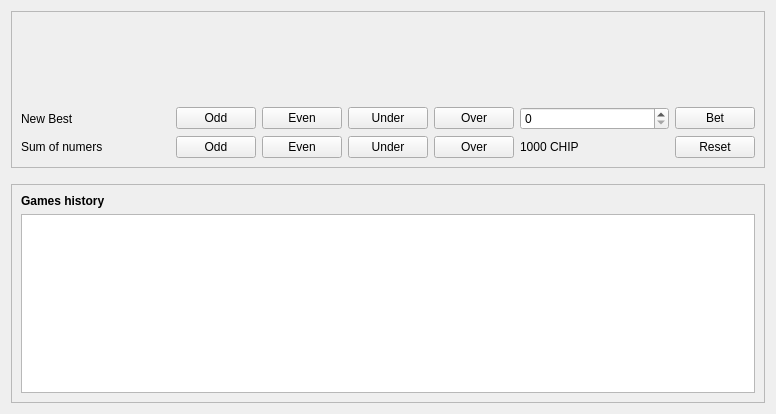
First picture: the form in src/qt/forms/gamblepagedialog.ui, repository knolza/don, before the edit.
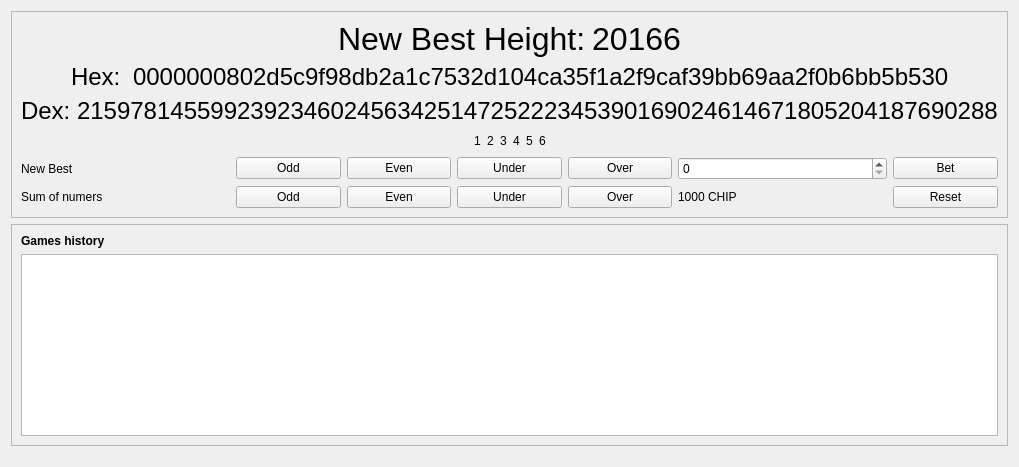
Second picture: the form after the edit. Custom widgets are drawn as their Qt base class.

```diff
--- a/src/qt/forms/gamblepagedialog.ui
+++ b/src/qt/forms/gamblepagedialog.ui
@@ -6,11 +6,11 @@
    <rect>
     <x>0</x>
     <y>0</y>
-    <width>776</width>
-    <height>414</height>
+    <width>840</width>
+    <height>467</height>
    </rect>
   </property>
-  <layout class="QVBoxLayout" name="verticalLayout" stretch="0,0,1">
+  <layout class="QVBoxLayout" name="verticalLayout" stretch="0,1,0">
    <item>
     <widget class="QFrame" name="frame2">
      <property name="sizePolicy">
@@ -27,16 +27,273 @@
      </property>
      <layout class="QVBoxLayout" name="verticalLayout_3">
       <item>
-       <layout class="QVBoxLayout" name="verticalLayout_4">
+       <layout class="QVBoxLayout" name="verticalLayout" stretch="0,0,0,0">
+        <property name="sizeConstraint">
+         <enum>QLayout::SetMaximumSize</enum>
+        </property>
         <item>
-         <widget class="LotteryWidget" name="lotteryWidget" native="true">
-          <property name="minimumSize">
-           <size>
-            <width>0</width>
-            <height>80</height>
-           </size>
-          </property>
-         </widget>
+         <layout class="QHBoxLayout" name="horizontalLayout_4">
+          <item>
+           <spacer name="horizontalSpacer_7">
+            <property name="orientation">
+             <enum>Qt::Horizontal</enum>
+            </property>
+            <property name="sizeHint" stdset="0">
+             <size>
+              <width>40</width>
+              <height>20</height>
+             </size>
+            </property>
+           </spacer>
+          </item>
+          <item>
+           <widget class="QLabel" name="label_4">
+            <property name="font">
+             <font>
+              <pointsize>24</pointsize>
+             </font>
+            </property>
+            <property name="text">
+             <string>New Best Height:</string>
+            </property>
+           </widget>
+          </item>
+          <item>
+           <widget class="QLabel" name="lblHeight">
+            <property name="font">
+             <font>
+              <pointsize>24</pointsize>
+             </font>
+            </property>
+            <property name="autoFillBackground">
+             <bool>true</bool>
+            </property>
+            <property name="styleSheet">
+             <string notr="true">&quot;color: blue; background-color: yellow&quot;</string>
+            </property>
+            <property name="text">
+             <string>20166</string>
+            </property>
+            <property name="alignment">
+             <set>Qt::AlignCenter</set>
+            </property>
+           </widget>
+          </item>
+          <item>
+           <spacer name="horizontalSpacer_8">
+            <property name="orientation">
+             <enum>Qt::Horizontal</enum>
+            </property>
+            <property name="sizeHint" stdset="0">
+             <size>
+              <width>40</width>
+              <height>20</height>
+             </size>
+            </property>
+           </spacer>
+          </item>
+         </layout>
+        </item>
+        <item>
+         <layout class="QHBoxLayout" name="horizontalLayout_2">
+          <item>
+           <spacer name="horizontalSpacer_5">
+            <property name="orientation">
+             <enum>Qt::Horizontal</enum>
+            </property>
+            <property name="sizeHint" stdset="0">
+             <size>
+              <width>40</width>
+              <height>20</height>
+             </size>
+            </property>
+           </spacer>
+          </item>
+          <item>
+           <widget class="QLabel" name="label_2">
+            <property name="font">
+             <font>
+              <pointsize>18</pointsize>
+             </font>
+            </property>
+            <property name="styleSheet">
+             <string notr="true">&quot;color: blue; background-color: yellow&quot;</string>
+            </property>
+            <property name="text">
+             <string>Hex: </string>
+            </property>
+           </widget>
+          </item>
+          <item>
+           <widget class="QLabel" name="lblHexNumber">
+            <property name="font">
+             <font>
+              <pointsize>18</pointsize>
+             </font>
+            </property>
+            <property name="text">
+             <string>0000000802d5c9f98db2a1c7532d104ca35f1a2f9caf39bb69aa2f0b6bb5b530</string>
+            </property>
+           </widget>
+          </item>
+          <item>
+           <spacer name="horizontalSpacer">
+            <property name="orientation">
+             <enum>Qt::Horizontal</enum>
+            </property>
+            <property name="sizeHint" stdset="0">
+             <size>
+              <width>40</width>
+              <height>20</height>
+             </size>
+            </property>
+           </spacer>
+          </item>
+         </layout>
+        </item>
+        <item>
+         <layout class="QHBoxLayout" name="horizontalLayout_3">
+          <item>
+           <spacer name="horizontalSpacer_6">
+            <property name="orientation">
+             <enum>Qt::Horizontal</enum>
+            </property>
+            <property name="sizeHint" stdset="0">
+             <size>
+              <width>40</width>
+              <height>20</height>
+             </size>
+            </property>
+           </spacer>
+          </item>
+          <item>
+           <widget class="QLabel" name="label_3">
+            <property name="font">
+             <font>
+              <pointsize>18</pointsize>
+             </font>
+            </property>
+            <property name="text">
+             <string>Dex:</string>
+            </property>
+           </widget>
+          </item>
+          <item>
+           <widget class="QLabel" name="lblDecNumber">
+            <property name="font">
+             <font>
+              <pointsize>18</pointsize>
+             </font>
+            </property>
+            <property name="text">
+             <string>215978145599239234602456342514725222345390169024614671805204187690288</string>
+            </property>
+           </widget>
+          </item>
+          <item>
+           <spacer name="horizontalSpacer_2">
+            <property name="orientation">
+             <enum>Qt::Horizontal</enum>
+            </property>
+            <property name="sizeHint" stdset="0">
+             <size>
+              <width>40</width>
+              <height>20</height>
+             </size>
+            </property>
+           </spacer>
+          </item>
+         </layout>
+        </item>
+        <item>
+         <layout class="QHBoxLayout" name="horizontalLayout">
+          <item>
+           <spacer name="horizontalSpacer_3">
+            <property name="orientation">
+             <enum>Qt::Horizontal</enum>
+            </property>
+            <property name="sizeHint" stdset="0">
+             <size>
+              <width>40</width>
+              <height>20</height>
+             </size>
+            </property>
+           </spacer>
+          </item>
+          <item>
+           <widget class="QLabel" name="lblNum01">
+            <property name="text">
+             <string>1</string>
+            </property>
+            <property name="alignment">
+             <set>Qt::AlignCenter</set>
+            </property>
+           </widget>
+          </item>
+          <item>
+           <widget class="QLabel" name="lblNum02">
+            <property name="text">
+             <string>2</string>
+            </property>
+            <property name="alignment">
+             <set>Qt::AlignCenter</set>
+            </property>
+           </widget>
+          </item>
+          <item>
+           <widget class="QLabel" name="lblNum03">
+            <property name="text">
+             <string>3</string>
+            </property>
+            <property name="alignment">
+             <set>Qt::AlignCenter</set>
+            </property>
+           </widget>
+          </item>
+          <item>
+           <widget class="QLabel" name="lblNum04">
+            <property name="text">
+             <string>4</string>
+            </property>
+            <property name="alignment">
+             <set>Qt::AlignCenter</set>
+            </property>
+           </widget>
+          </item>
+          <item>
+           <widget class="QLabel" name="lblNum05">
+            <property name="text">
+             <string>5</string>
+            </property>
+            <property name="alignment">
+             <set>Qt::AlignCenter</set>
+            </property>
+           </widget>
+          </item>
+          <item>
+           <widget class="QLabel" name="lblNum06">
+            <property name="text">
+             <string>6</string>
+            </property>
+            <property name="alignment">
+             <set>Qt::AlignCenter</set>
+            </property>
+           </widget>
+          </item>
+          <item>
+           <spacer name="horizontalSpacer_4">
+            <property name="orientation">
+             <enum>Qt::Horizontal</enum>
+            </property>
+            <property name="sizeHint" stdset="0">
+             <size>
+              <width>40</width>
+              <height>20</height>
+             </size>
+            </property>
+           </spacer>
+          </item>
+         </layout>
         </item>
        </layout>
       </item>
@@ -183,19 +440,6 @@
      </layout>
     </widget>
    </item>
-   <item>
-    <spacer name="verticalSpacer_2">
-     <property name="orientation">
-      <enum>Qt::Vertical</enum>
-     </property>
-     <property name="sizeHint" stdset="0">
-      <size>
-       <width>20</width>
-       <height>10</height>
-      </size>
-     </property>
-    </spacer>
-   </item>
    <item>
     <widget class="QFrame" name="frame">
      <property name="sizePolicy">
@@ -240,15 +484,21 @@
      </layout>
     </widget>
    </item>
+   <item>
+    <spacer name="verticalSpacer_2">
+     <property name="orientation">
+      <enum>Qt::Vertical</enum>
+     </property>
+     <property name="sizeHint" stdset="0">
+      <size>
+       <width>20</width>
+       <height>10</height>
+      </size>
+     </property>
+    </spacer>
+   </item>
   </layout>
  </widget>
- <customwidgets>
-  <customwidget>
-   <class>LotteryWidget</class>
-   <extends>QWidget</extends>
-   <header>lotterywidget.h</header>
-  </customwidget>
- </customwidgets>
  <tabstops>
   <tabstop>recentRequestsView</tabstop>
  </tabstops>
```
